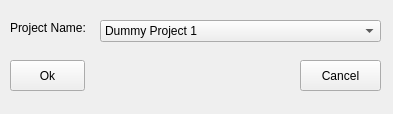
snim2mirror/openihm, file open-ihm/gui/designs/ui_project_open.ui: the form before one commit.
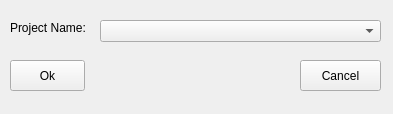
The form after the commit.

Commit message: Added MySQL connector. Added MySQL database functionality to Create Project, Open Project and Edit Project.

```diff
--- a/open-ihm/gui/designs/ui_project_open.ui
+++ b/open-ihm/gui/designs/ui_project_open.ui
@@ -67,16 +67,6 @@
      <height>22</height>
     </rect>
    </property>
-   <item>
-    <property name="text">
-     <string>Dummy Project 1</string>
-    </property>
-   </item>
-   <item>
-    <property name="text">
-     <string>Dummy Project 2</string>
-    </property>
-   </item>
   </widget>
  </widget>
  <resources/>
```
The commit also changes 17 other files.
